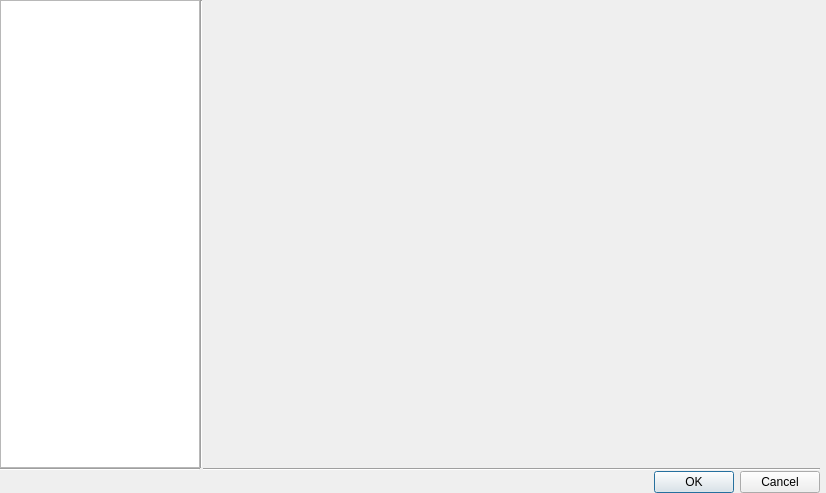
First picture: the form in ui/mainsettings.ui, repository snip89/wsnsim-postprocessor, before the edit.
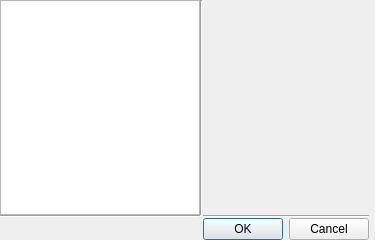
Second picture: the form after the edit.

The edit to the form file:
```diff
--- a/ui/mainsettings.ui
+++ b/ui/mainsettings.ui
@@ -6,8 +6,8 @@
    <rect>
     <x>0</x>
     <y>0</y>
-    <width>826</width>
-    <height>493</height>
+    <width>375</width>
+    <height>240</height>
    </rect>
   </property>
   <property name="windowTitle">
```
Left out of the diff: 3 changed lines with no effect on the pictures.
